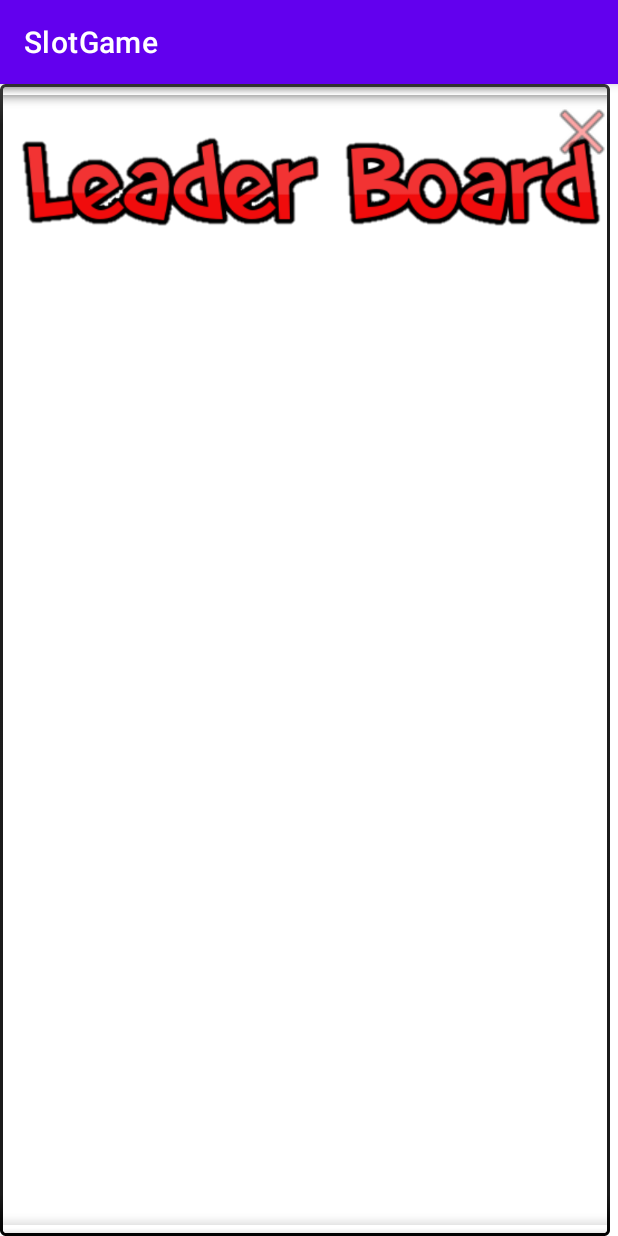
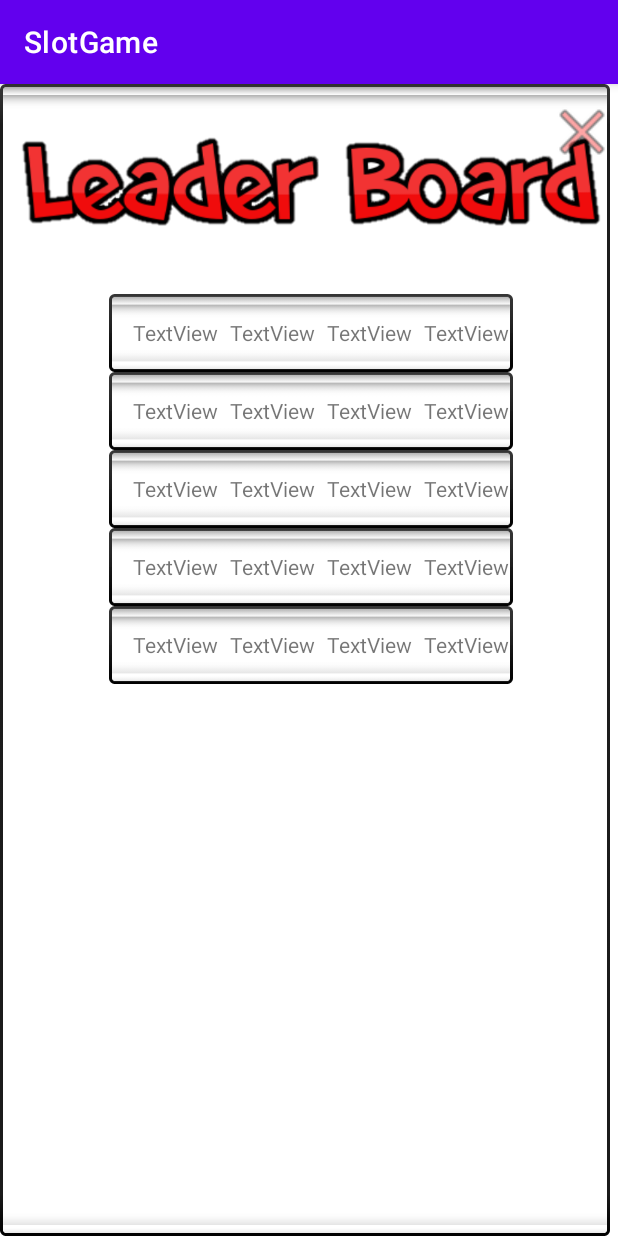
Before and after one commit to a911629/slotmachine, an Android app: the fragment LeaderBoardFragment shown on its own in the app's theme, on a phone screen of 412 x 824 dp. Run offline under Robolectric (Android 15) with nearby library versions, the phone set to English and light mode, and no system bars; our stand-ins replace Firebase (no records; nobody signed in at launch, a user with empty details on screens opened directly).

Commit message:
1. Add leaderboard fragment show. But access database and print with    recycleview still hava problem. Select OPTION -> LEADER BOARD to    open this fragment.

```diff
--- a/app/build.gradle
+++ b/app/build.gradle
@@ -1,5 +1,6 @@
 plugins {
     id 'com.android.application'
+    id 'com.google.gms.google-services'
 }
 
 android {
@@ -33,6 +34,9 @@ dependencies {
     implementation 'androidx.appcompat:appcompat:1.5.1'
     implementation 'com.google.android.material:material:1.6.1'
     implementation 'androidx.constraintlayout:constraintlayout:2.1.4'
+    implementation 'com.google.firebase:firebase-database:20.0.6'
+    implementation 'com.firebaseui:firebase-ui-database:8.0.1'
+    implementation 'com.firebaseui:firebase-ui-auth:8.0.1'
     testImplementation 'junit:junit:4.13.2'
     androidTestImplementation 'androidx.test.ext:junit:1.1.3'
     androidTestImplementation 'androidx.test.espresso:espresso-core:3.4.0'
--- a/app/src/main/java/com/example/slotgame/LeaderBoardFragment.java
+++ b/app/src/main/java/com/example/slotgame/LeaderBoardFragment.java
@@ -1,6 +1,7 @@
 package com.example.slotgame;
 
 import android.os.Bundle;
+import android.util.Log;
 import android.view.LayoutInflater;
 import android.view.View;
 import android.view.ViewGroup;
@@ -8,18 +9,80 @@ import android.view.ViewGroup;
 import androidx.annotation.NonNull;
 import androidx.annotation.Nullable;
 import androidx.fragment.app.Fragment;
+import androidx.recyclerview.widget.LinearLayoutManager;
+import androidx.recyclerview.widget.RecyclerView;
+
+import com.firebase.ui.database.FirebaseRecyclerAdapter;
+import com.firebase.ui.database.FirebaseRecyclerOptions;
+import com.google.firebase.database.FirebaseDatabase;
+import com.google.firebase.database.Query;
 
 import java.util.Date;
 
 public class LeaderBoardFragment extends Fragment {
+    private static final String TAG = LeaderBoardFragment.class.getSimpleName();
+    private View view;
     private static LeaderBoardFragment instance;
+    public RecyclerView recycler;
+    private FirebaseRecyclerAdapter<leaderboard, leaderboardHolder> adapter;
+
     String name;
     int score;
     Date date;
+
     @Nullable
     @Override
     public View onCreateView(@NonNull LayoutInflater inflater, @Nullable ViewGroup container, @Nullable Bundle savedInstanceState) {
-        return inflater.inflate(R.layout.leader_board, container, false);
+        view = inflater.inflate(R.layout.leader_board, container, false);
+        recycler = view.findViewById(R.id.leaderboard);
+        recycler.setHasFixedSize(true);
+        recycler.setLayoutManager(new LinearLayoutManager(LeaderBoardFragment.this.getContext()));
+
+        init();
+        return view;
+    }
+
+    @Override
+    public void onStart() {
+        super.onStart();
+        adapter.startListening();
+        Log.d(TAG, "onStart: ");
+    }
+
+    @Override
+    public void onStop() {
+        super.onStop();
+        adapter.stopListening();
+        Log.d(TAG, "onStop: ");
+    }
+
+    private void init() {
+        Query query = FirebaseDatabase.getInstance().getReference("leaderboard").child("leaderboard");
+        FirebaseRecyclerOptions<leaderboard> data = new FirebaseRecyclerOptions.Builder<leaderboard>()
+                .setQuery(query, leaderboard.class).build();
+         adapter = new FirebaseRecyclerAdapter<leaderboard, leaderboardHolder>(data) {
+            @Override
+            public void onBindViewHolder(@NonNull leaderboardHolder holder, int position, @NonNull leaderboard lead) {
+                super.onBindViewHolder(holder, position);
+                holder.rank.setText(Integer.toString(position));
+                holder.date.setText(lead.getDate());
+                holder.score.setText(Integer.toString(lead.getScore()));
+                holder.name.setText(lead.getName());
+            }
+
+            @Override
+            public int getItemCount() {
+                return 5;
+            }
+
+            @NonNull
+            @Override
+            public leaderboardHolder onCreateViewHolder(@NonNull ViewGroup parent, int viewType) {
+                View view = getLayoutInflater().inflate(R.layout.leader_info, parent, false);
+                return new leaderboardHolder(view);
+            }
+        };
+        recycler.setAdapter(adapter);
     }
 
     public static LeaderBoardFragment getInstance() {
--- /dev/null
+++ b/app/src/main/java/com/example/slotgame/leaderboardHolder.java
@@ -0,0 +1,22 @@
+package com.example.slotgame;
+
+import android.view.View;
+import android.widget.TextView;
+
+import androidx.annotation.NonNull;
+import androidx.recyclerview.widget.RecyclerView;
+
+class leaderboardHolder extends RecyclerView.ViewHolder {
+    TextView rank;
+    TextView name;
+    TextView score;
+    TextView date;
+
+    public leaderboardHolder(@NonNull View itemView) {
+        super(itemView);
+        rank = itemView.findViewById(R.id.leader_rank);
+        name = itemView.findViewById(R.id.leader_name);
+        score = itemView.findViewById(R.id.leader_score);
+        date = itemView.findViewById(R.id.leader_date);
+    }
+}
```
Also changed, not shown: app/src/main/java/com/example/slotgame/MainActivity.java (+44 -40 lines), 1 other file.
